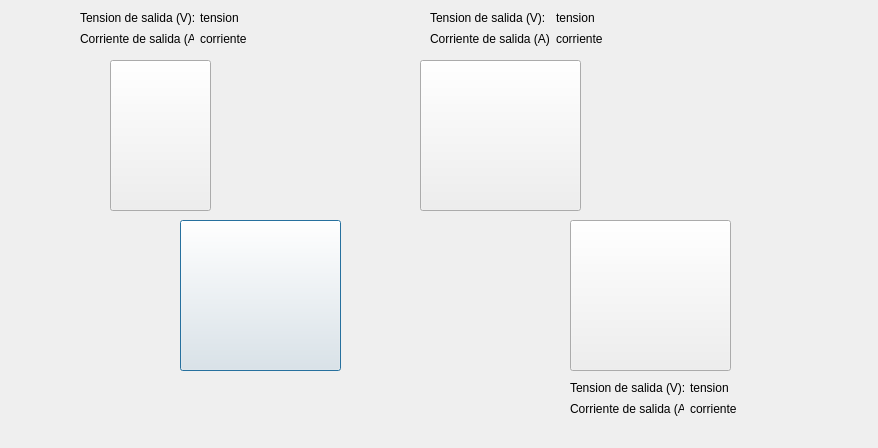
Qt form estadored.ui (arukagiri/interfazLAC) before a commit.
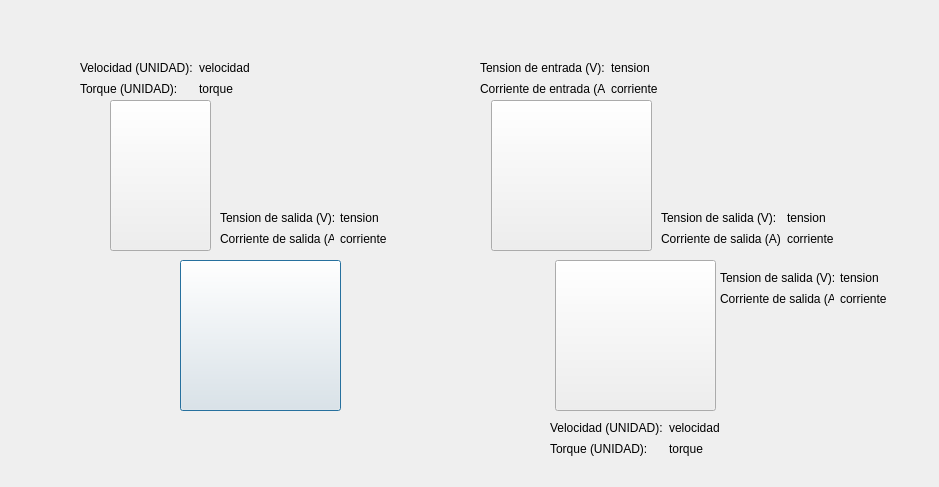
The same form after that commit. Icons and pictures are not drawn.

Patch:
```diff
--- a/estadored.ui
+++ b/estadored.ui
@@ -6,8 +6,8 @@
    <rect>
     <x>0</x>
     <y>0</y>
-    <width>878</width>
-    <height>448</height>
+    <width>939</width>
+    <height>487</height>
    </rect>
   </property>
   <property name="windowTitle">
@@ -17,7 +17,7 @@
    <property name="geometry">
     <rect>
      <x>180</x>
-     <y>220</y>
+     <y>260</y>
      <width>161</width>
      <height>151</height>
     </rect>
@@ -39,8 +39,8 @@
   <widget class="QPushButton" name="button_vol">
    <property name="geometry">
     <rect>
-     <x>570</x>
-     <y>220</y>
+     <x>555</x>
+     <y>260</y>
      <width>161</width>
      <height>151</height>
     </rect>
@@ -62,8 +62,8 @@
   <widget class="QPushButton" name="button_bust">
    <property name="geometry">
     <rect>
-     <x>420</x>
-     <y>60</y>
+     <x>491</x>
+     <y>100</y>
      <width>161</width>
      <height>151</height>
     </rect>
@@ -86,7 +86,7 @@
    <property name="geometry">
     <rect>
      <x>110</x>
-     <y>60</y>
+     <y>100</y>
      <width>101</width>
      <height>151</height>
     </rect>
@@ -109,8 +109,8 @@
    <property name="geometry">
     <rect>
      <x>40</x>
-     <y>210</y>
-     <width>801</width>
+     <y>250</y>
+     <width>871</width>
      <height>16</height>
     </rect>
    </property>
@@ -127,8 +127,8 @@
   <widget class="QWidget" name="layoutWidget">
    <property name="geometry">
     <rect>
-     <x>430</x>
-     <y>10</y>
+     <x>661</x>
+     <y>210</y>
      <width>176</width>
      <height>36</height>
     </rect>
@@ -175,8 +175,8 @@
   <widget class="QWidget" name="layoutWidget_2">
    <property name="geometry">
     <rect>
-     <x>80</x>
-     <y>10</y>
+     <x>220</x>
+     <y>210</y>
      <width>170</width>
      <height>36</height>
     </rect>
@@ -223,8 +223,8 @@
   <widget class="QWidget" name="layoutWidget">
    <property name="geometry">
     <rect>
-     <x>570</x>
-     <y>380</y>
+     <x>720</x>
+     <y>270</y>
      <width>170</width>
      <height>36</height>
     </rect>
@@ -268,6 +268,150 @@
     </item>
    </layout>
   </widget>
+  <widget class="QWidget" name="layoutWidget_3">
+   <property name="geometry">
+    <rect>
+     <x>80</x>
+     <y>60</y>
+     <width>170</width>
+     <height>36</height>
+    </rect>
+   </property>
+   <layout class="QHBoxLayout" name="horizontalLayout_4">
+    <item>
+     <layout class="QVBoxLayout" name="verticalLayout_7">
+      <item>
+       <widget class="QLabel" name="label_11">
+        <property name="text">
+         <string>Velocidad (UNIDAD):</string>
+        </property>
+       </widget>
+      </item>
+      <item>
+       <widget class="QLabel" name="label_12">
+        <property name="text">
+         <string>Torque (UNIDAD):</string>
+        </property>
+       </widget>
+      </item>
+     </layout>
+    </item>
+    <item>
+     <layout class="QVBoxLayout" name="verticalLayout_8">
+      <item>
+       <widget class="QLabel" name="label_gen_velocidad">
+        <property name="text">
+         <string>velocidad</string>
+        </property>
+       </widget>
+      </item>
+      <item>
+       <widget class="QLabel" name="label_gen_torque">
+        <property name="text">
+         <string>torque</string>
+        </property>
+       </widget>
+      </item>
+     </layout>
+    </item>
+   </layout>
+  </widget>
+  <widget class="QWidget" name="layoutWidget_4">
+   <property name="geometry">
+    <rect>
+     <x>550</x>
+     <y>420</y>
+     <width>170</width>
+     <height>36</height>
+    </rect>
+   </property>
+   <layout class="QHBoxLayout" name="horizontalLayout_5">
+    <item>
+     <layout class="QVBoxLayout" name="verticalLayout_9">
+      <item>
+       <widget class="QLabel" name="label_13">
+        <property name="text">
+         <string>Velocidad (UNIDAD):</string>
+        </property>
+       </widget>
+      </item>
+      <item>
+       <widget class="QLabel" name="label_14">
+        <property name="text">
+         <string>Torque (UNIDAD):</string>
+        </property>
+       </widget>
+      </item>
+     </layout>
+    </item>
+    <item>
+     <layout class="QVBoxLayout" name="verticalLayout_10">
+      <item>
+       <widget class="QLabel" name="label_vol_velocidad">
+        <property name="text">
+         <string>velocidad</string>
+        </property>
+       </widget>
+      </item>
+      <item>
+       <widget class="QLabel" name="label_vol_torque">
+        <property name="text">
+         <string>torque</string>
+        </property>
+       </widget>
+      </item>
+     </layout>
+    </item>
+   </layout>
+  </widget>
+  <widget class="QWidget" name="layoutWidget_5">
+   <property name="geometry">
+    <rect>
+     <x>480</x>
+     <y>60</y>
+     <width>181</width>
+     <height>36</height>
+    </rect>
+   </property>
+   <layout class="QHBoxLayout" name="horizontalLayout_6">
+    <item>
+     <layout class="QVBoxLayout" name="verticalLayout_11">
+      <item>
+       <widget class="QLabel" name="label_7">
+        <property name="text">
+         <string>Tension de entrada (V):</string>
+        </property>
+       </widget>
+      </item>
+      <item>
+       <widget class="QLabel" name="label_8">
+        <property name="text">
+         <string>Corriente de entrada (A):</string>
+        </property>
+       </widget>
+      </item>
+     </layout>
+    </item>
+    <item>
+     <layout class="QVBoxLayout" name="verticalLayout_12">
+      <item>
+       <widget class="QLabel" name="label_boost_v_in">
+        <property name="text">
+         <string>tension</string>
+        </property>
+       </widget>
+      </item>
+      <item>
+       <widget class="QLabel" name="label_boost_i_in">
+        <property name="text">
+         <string>corriente </string>
+        </property>
+       </widget>
+      </item>
+     </layout>
+    </item>
+   </layout>
+  </widget>
  </widget>
  <resources>
   <include location="imagenes.qrc"/>
```
